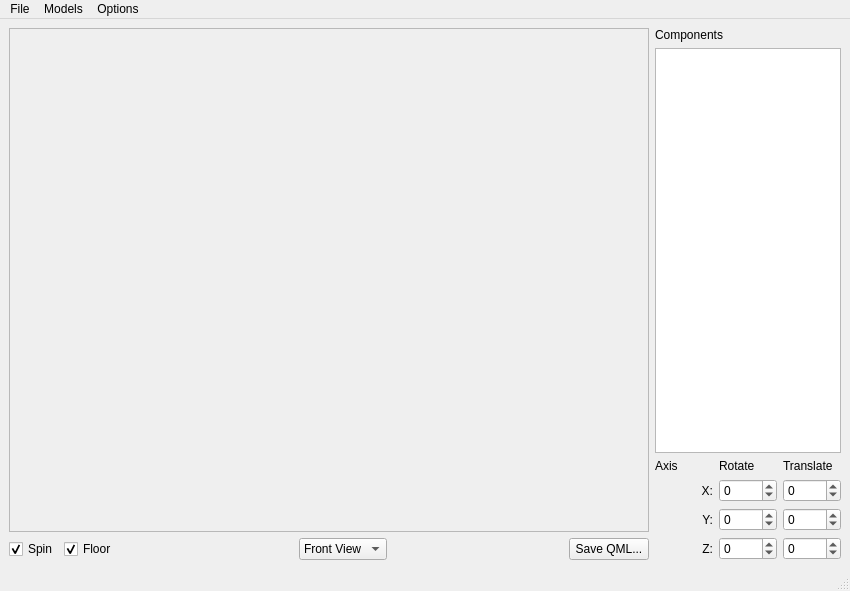
Qt form demos/modelviewer/controls.ui (chgans/qextmouse3d) before a commit.
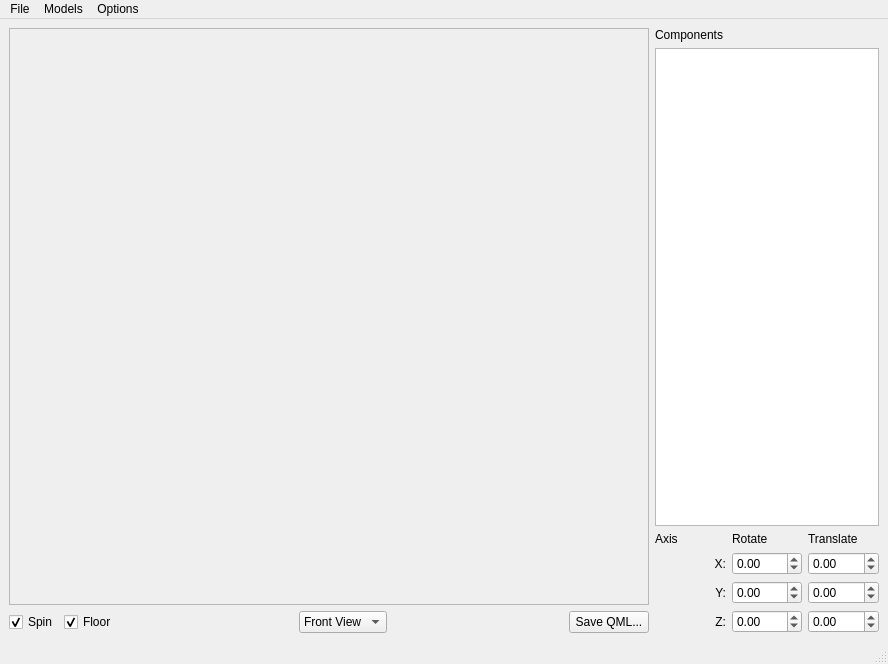
The same form after that commit.

The edit to the form file:
```diff
--- a/demos/modelviewer/controls.ui
+++ b/demos/modelviewer/controls.ui
@@ -6,8 +6,8 @@
    <rect>
     <x>0</x>
     <y>0</y>
-    <width>850</width>
-    <height>591</height>
+    <width>888</width>
+    <height>664</height>
    </rect>
   </property>
   <property name="windowTitle">
@@ -178,26 +178,6 @@
           </property>
          </widget>
         </item>
-        <item row="1" column="1">
-         <widget class="QSpinBox" name="xRotSpin">
-          <property name="minimum">
-           <number>-180</number>
-          </property>
-          <property name="maximum">
-           <number>180</number>
-          </property>
-         </widget>
-        </item>
-        <item row="1" column="2">
-         <widget class="QSpinBox" name="xTranSpin">
-          <property name="minimum">
-           <number>-100</number>
-          </property>
-          <property name="maximum">
-           <number>100</number>
-          </property>
-         </widget>
-        </item>
         <item row="2" column="0">
          <widget class="QLabel" name="label_3">
           <property name="text">
@@ -208,26 +188,6 @@
           </property>
          </widget>
         </item>
-        <item row="2" column="1">
-         <widget class="QSpinBox" name="yRotSpin">
-          <property name="minimum">
-           <number>-180</number>
-          </property>
-          <property name="maximum">
-           <number>180</number>
-          </property>
-         </widget>
-        </item>
-        <item row="2" column="2">
-         <widget class="QSpinBox" name="yTranSpin">
-          <property name="minimum">
-           <number>-100</number>
-          </property>
-          <property name="maximum">
-           <number>100</number>
-          </property>
-         </widget>
-        </item>
         <item row="3" column="0">
          <widget class="QLabel" name="label_4">
           <property name="text">
@@ -238,23 +198,72 @@
           </property>
          </widget>
         </item>
+        <item row="1" column="1">
+         <widget class="QDoubleSpinBox" name="xRotSpin">
+          <property name="minimum">
+           <double>-180.000000000000000</double>
+          </property>
+          <property name="maximum">
+           <double>180.000000000000000</double>
+          </property>
+          <property name="singleStep">
+           <double>30.000000000000000</double>
+          </property>
+         </widget>
+        </item>
+        <item row="2" column="1">
+         <widget class="QDoubleSpinBox" name="yRotSpin">
+          <property name="minimum">
+           <double>-180.000000000000000</double>
+          </property>
+          <property name="maximum">
+           <double>180.000000000000000</double>
+          </property>
+          <property name="singleStep">
+           <double>30.000000000000000</double>
+          </property>
+         </widget>
+        </item>
         <item row="3" column="1">
-         <widget class="QSpinBox" name="zRotSpin">
+         <widget class="QDoubleSpinBox" name="zRotSpin">
           <property name="minimum">
-           <number>-180</number>
+           <double>-180.000000000000000</double>
           </property>
           <property name="maximum">
-           <number>180</number>
+           <double>180.000000000000000</double>
+          </property>
+          <property name="singleStep">
+           <double>30.000000000000000</double>
           </property>
          </widget>
         </item>
         <item row="3" column="2">
-         <widget class="QSpinBox" name="zTranSpin">
+         <widget class="QDoubleSpinBox" name="zTranSpin">
           <property name="minimum">
-           <number>-100</number>
+           <double>-100.000000000000000</double>
           </property>
           <property name="maximum">
-           <number>100</number>
+           <double>100.000000000000000</double>
+          </property>
+         </widget>
+        </item>
+        <item row="2" column="2">
+         <widget class="QDoubleSpinBox" name="yTranSpin">
+          <property name="minimum">
+           <double>-100.000000000000000</double>
+          </property>
+          <property name="maximum">
+           <double>100.000000000000000</double>
+          </property>
+         </widget>
+        </item>
+        <item row="1" column="2">
+         <widget class="QDoubleSpinBox" name="xTranSpin">
+          <property name="minimum">
+           <double>-100.000000000000000</double>
+          </property>
+          <property name="maximum">
+           <double>100.000000000000000</double>
           </property>
          </widget>
         </item>
@@ -269,7 +278,7 @@
     <rect>
      <x>0</x>
      <y>0</y>
-     <width>850</width>
+     <width>888</width>
      <height>22</height>
     </rect>
    </property>
```
Left out of the diff: 9 changed lines with no effect on the pictures.
